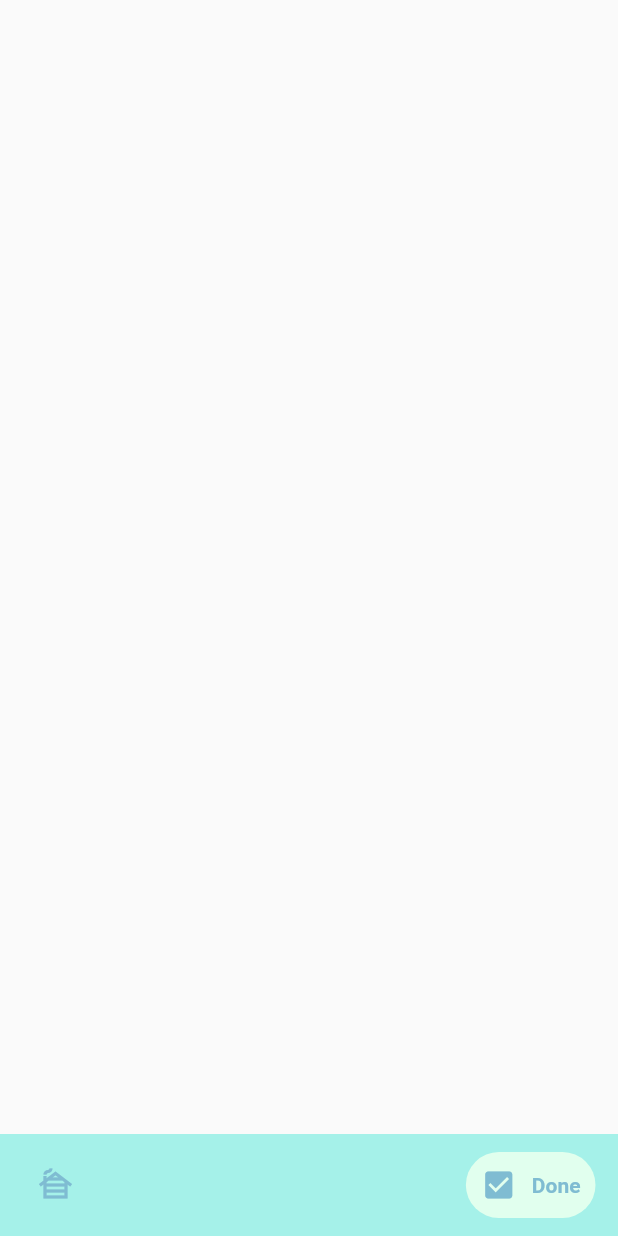
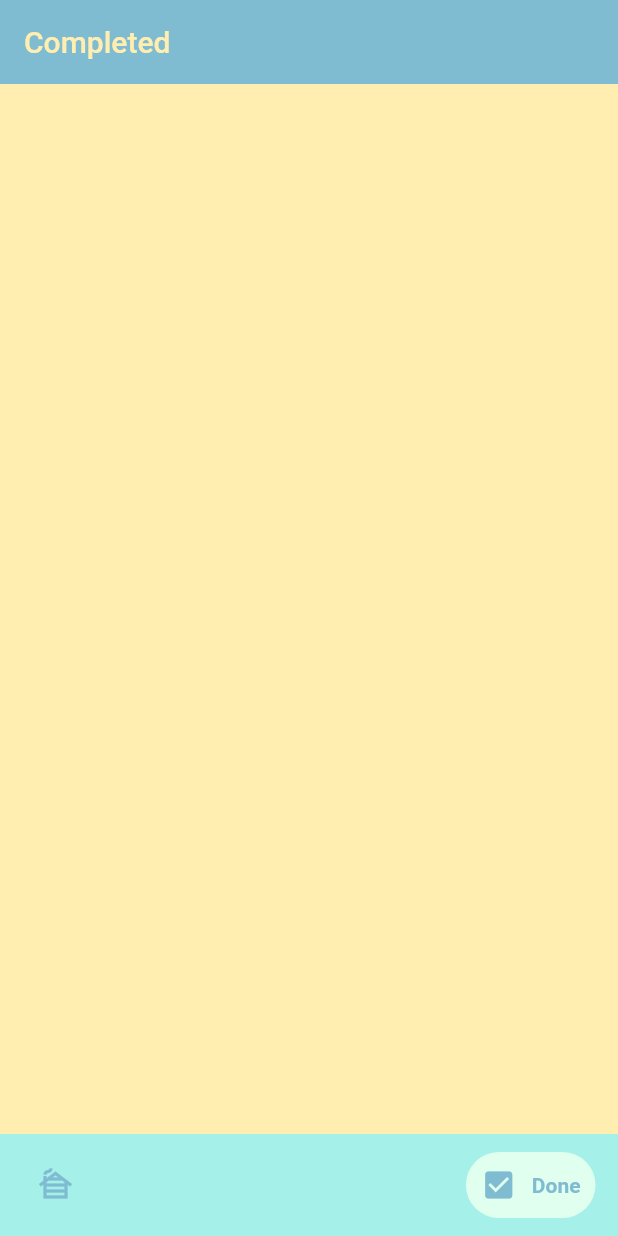
Before and after one commit to ECOMAN003/Fun-Projects, a Flutter app: the screen it shows after launch, on a phone screen of 412 x 824 dp. Run offline on Flutter 3.47's test engine with Material 2 defaults, Android fonts, the phone set to English and light mode, and no system bars; drawn by our look-alikes of google_nav_bar.

Commit message:
a few changes

```diff
--- a/todo/lib/screens/done_page.dart
+++ b/todo/lib/screens/done_page.dart
@@ -12,6 +12,15 @@ class _DonePageState extends State<DonePage> {
   @override
   Widget build(BuildContext context) {
     return Scaffold(
+      backgroundColor: lastColor,
+      appBar: AppBar(
+        backgroundColor: mainColor,
+        title: const Text(
+          'Completed',
+          style: TextStyle(color: lastColor),
+        ),
+        elevation: 0,
+      ),
 
     );
   }
```
Also changed, not shown: todo/lib/screens/add_page.dart (+10 -1 lines).
